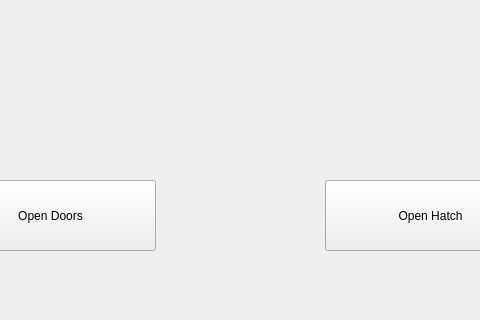
Old version of the form ui/admin_screen.ui in the repository ComputerScienceHouse/bits-n-bytes-ui; both pictures show x 285 to 765 and y 0 to 320 of the 1024 by 600 pixel window.
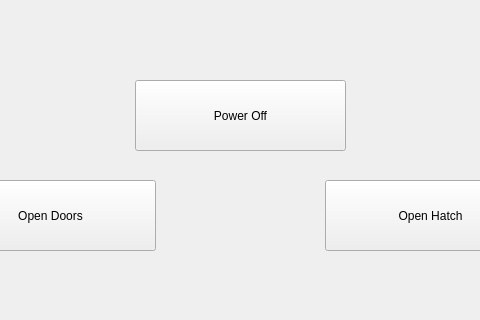
New version of the form.

Commit message: tare and admin screen

Patch:
```diff
--- a/ui/admin_screen.ui
+++ b/ui/admin_screen.ui
@@ -113,6 +113,22 @@
      <string>normal</string>
     </property>
    </widget>
+   <widget class="QPushButton" name="powerOff">
+    <property name="geometry">
+     <rect>
+      <x>420</x>
+      <y>80</y>
+      <width>211</width>
+      <height>71</height>
+     </rect>
+    </property>
+    <property name="text">
+     <string>Power Off</string>
+    </property>
+    <property name="type" stdset="0">
+     <string>normal</string>
+    </property>
+   </widget>
   </widget>
  </widget>
  <resources/>
```
The commit also changes 2 other files.
